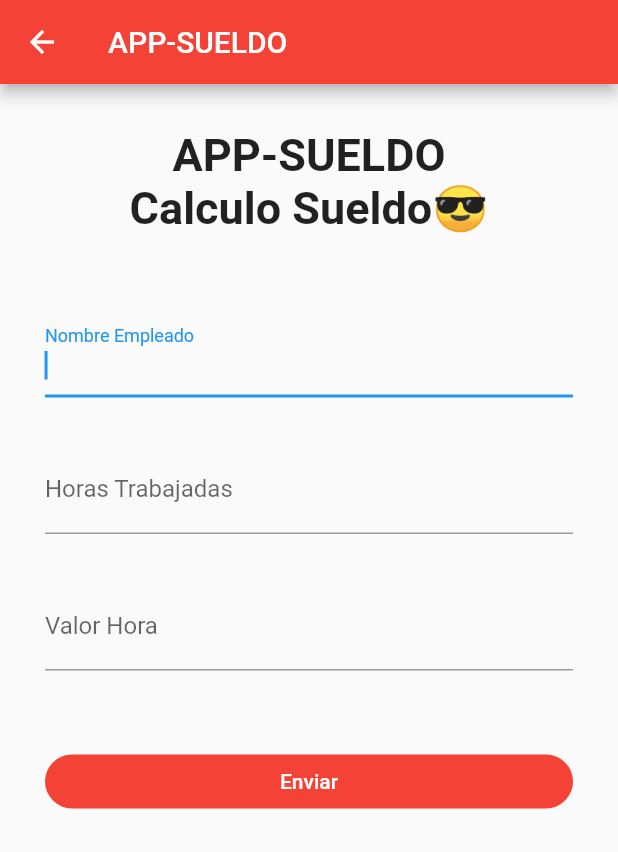
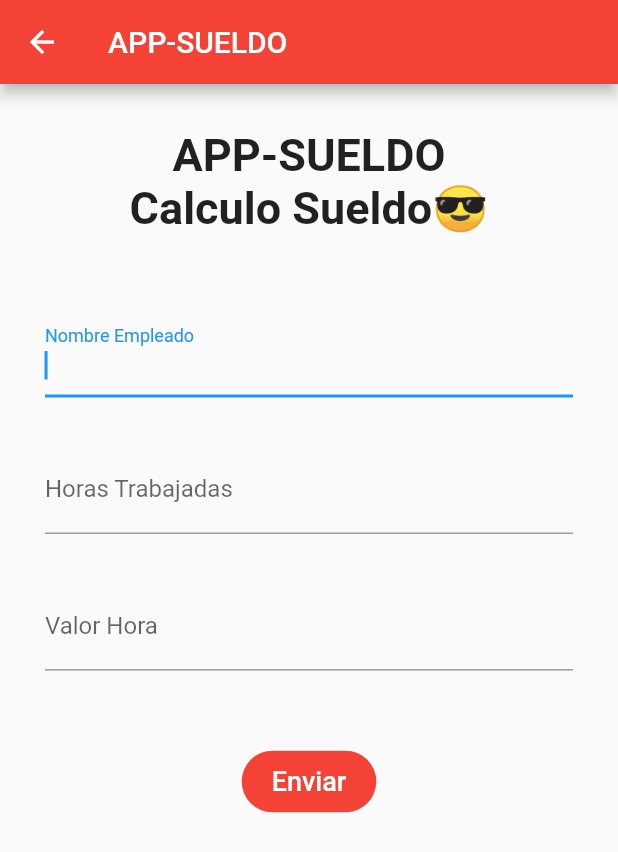
Before and after one commit to Aslyash73/TallerMovil, a Flutter app: the ViewSecondScreen screen opened by its route, on a phone screen of 412 x 824 dp. Shown: the top 852 px of the screen. Run offline on Flutter 3.47's test engine with Material 2 defaults, Android fonts, the phone set to English and light mode, and no system bars; network calls fail.

Commit message:
commit mejorado

```diff
--- a/lib/main.dart
+++ b/lib/main.dart
@@ -1,6 +1,6 @@
 import 'package:flutter/material.dart';
 import 'package:movilapp/routes/routes.dart';
-import 'package:movilapp/screens/screens.dart';
+import 'package:movilapp/screensViews/screens.dart';
 
 void main() => runApp(const MyApp());
 
--- a/lib/routes/routes.dart
+++ b/lib/routes/routes.dart
@@ -1,6 +1,6 @@
 import 'package:flutter/material.dart';
 import 'package:movilapp/modelsOption/menu_option.dart';
-import 'package:movilapp/screens/screens.dart';
+import 'package:movilapp/screensViews/screens.dart';
 
 class AppRoutes {
   static const initialRoute = "Home";
--- a/lib/screens/screens.dart
+++ /dev/null
@@ -1,4 +0,0 @@
-export 'package:movilapp/screens/HomeScreen.dart';
-
-export 'package:movilapp/screens/viewUno.dart';
-export 'package:movilapp/screens/viewDos.dart';
--- /dev/null
+++ b/lib/screensViews/screens.dart
@@ -0,0 +1,4 @@
+export 'package:movilapp/screensViews/HomeScreen.dart';
+
+export 'package:movilapp/screensViews/viewUno.dart';
+export 'package:movilapp/screensViews/viewDos.dart';
--- a/lib/screens/viewUno.dart
+++ b/lib/screensViews/viewDos.dart
@@ -1,22 +1,23 @@
 import 'package:flutter/material.dart';
 import 'package:movilapp/widgets/inputs/CustomInput.dart';
 
-class ViewOneScreen extends StatelessWidget {
-  const ViewOneScreen({Key? key}) : super(key: key);
+class ViewSecondScreen extends StatelessWidget {
+  const ViewSecondScreen({Key? key}) : super(key: key);
 
   @override
   Widget build(BuildContext context) {
     final GlobalKey<FormState> myFormKey = GlobalKey<FormState>();
 
     final Map<String, String> formValues = {
-      'Peso': '',
-      'Altura': '',
+      'nombre y apellido': '',
+      'horas': '',
+      'valor': '',
     };
 
     return Scaffold(
       appBar: AppBar(
         backgroundColor: Colors.red,
-        title: const Text("IMCAP❤️"),
+        title: const Text("APP-SUELDO"),
       ),
       body: SingleChildScrollView(
         scrollDirection: Axis.vertical,
@@ -59,20 +60,29 @@ class _formImcapp extends StatelessWidget {
             height: 50,
           ),
           CustomInputField(
-            textType: TextInputType.number,
-            formProperty: "peso",
+            textType: TextInputType.text,
+            formProperty: "nombre y apellido",
             autofocus: true,
             formValues: formValues,
-            labelText: "Peso (KG)",
+            labelText: "Nombre Empleado",
           ),
           const SizedBox(
-            height: 50,
+            height: 32,
           ),
           CustomInputField(
             textType: TextInputType.number,
-            formProperty: "altura",
+            formProperty: "horas",
             formValues: formValues,
-            labelText: "Altura (mts)",
+            labelText: "Horas Trabajadas",
+          ),
+          const SizedBox(
+            height: 32,
+          ),
+          CustomInputField(
+            textType: TextInputType.number,
+            formProperty: "horas",
+            formValues: formValues,
+            labelText: "Valor Hora",
           ),
           const SizedBox(
             height: 50,
@@ -87,13 +97,15 @@ class _formImcapp extends StatelessWidget {
             style: ElevatedButton.styleFrom(
               primary: Colors.red,
               shape: const StadiumBorder(),
-                  elevation: 0),
-              child: const SizedBox(
-                width: double.infinity,
-                child: Center(
-                  child: Text("Enviar"),
+              elevation: 0,
+              padding: const EdgeInsets.symmetric(vertical: 10, horizontal: 20),
             ),
-              ))
+            child: const Center(
+              heightFactor: 1,
+              widthFactor: 1,
+              child: Text("Enviar", style: TextStyle(fontSize: 18)),
+            ),
+          )
         ],
       ),
     );
@@ -107,11 +119,11 @@ class _TitleCard extends StatelessWidget {
       child: Column(
         children: const [
           Text(
-            "IMCAPP",
+            "APP-SUELDO",
             style: TextStyle(fontSize: 30, fontWeight: FontWeight.bold),
           ),
           Text(
-            "Vida Saludabe",
+            "Calculo Sueldo😎",
             style: TextStyle(fontSize: 30, fontWeight: FontWeight.bold),
           )
         ],
--- a/lib/screens/viewDos.dart
+++ b/lib/screensViews/viewUno.dart
@@ -1,23 +1,22 @@
 import 'package:flutter/material.dart';
 import 'package:movilapp/widgets/inputs/CustomInput.dart';
 
-class ViewSecondScreen extends StatelessWidget {
-  const ViewSecondScreen({Key? key}) : super(key: key);
+class ViewOneScreen extends StatelessWidget {
+  const ViewOneScreen({Key? key}) : super(key: key);
 
   @override
   Widget build(BuildContext context) {
     final GlobalKey<FormState> myFormKey = GlobalKey<FormState>();
 
     final Map<String, String> formValues = {
-      'nombre y apellido': '',
-      'horas': '',
-      'valor': '',
+      'Peso': '',
+      'Altura': '',
     };
 
     return Scaffold(
       appBar: AppBar(
         backgroundColor: Colors.red,
-        title: const Text("APP-SUELDO"),
+        title: const Text("IMCAP❤️"),
       ),
       body: SingleChildScrollView(
         scrollDirection: Axis.vertical,
@@ -60,29 +59,20 @@ class _formImcapp extends StatelessWidget {
             height: 50,
           ),
           CustomInputField(
-            textType: TextInputType.text,
-            formProperty: "nombre y apellido",
+            textType: TextInputType.number,
+            formProperty: "peso",
             autofocus: true,
             formValues: formValues,
-            labelText: "Nombre Empleado",
+            labelText: "Peso (KG)",
           ),
           const SizedBox(
-            height: 32,
+            height: 50,
           ),
           CustomInputField(
             textType: TextInputType.number,
-            formProperty: "horas",
+            formProperty: "altura",
             formValues: formValues,
-            labelText: "Horas Trabajadas",
-          ),
-          const SizedBox(
-            height: 32,
-          ),
-          CustomInputField(
-            textType: TextInputType.number,
-            formProperty: "horas",
-            formValues: formValues,
-            labelText: "Valor Hora",
+            labelText: "Altura (mts)",
           ),
           const SizedBox(
             height: 50,
@@ -97,13 +87,15 @@ class _formImcapp extends StatelessWidget {
             style: ElevatedButton.styleFrom(
               primary: Colors.red,
               shape: const StadiumBorder(),
-                  elevation: 0),
-              child: const SizedBox(
-                width: double.infinity,
-                child: Center(
-                  child: Text("Enviar"),
+              elevation: 0,
+              padding: const EdgeInsets.symmetric(vertical: 10, horizontal: 20),
             ),
-              ))
+            child: const Center(
+              heightFactor: 1,
+              widthFactor: 1,
+              child: Text("Enviar", style: TextStyle(fontSize: 18)),
+            ),
+          )
         ],
       ),
     );
@@ -117,11 +109,11 @@ class _TitleCard extends StatelessWidget {
       child: Column(
         children: const [
           Text(
-            "APP-SUELDO",
+            "IMCAPP",
             style: TextStyle(fontSize: 30, fontWeight: FontWeight.bold),
           ),
           Text(
-            "Calculo Sueldo😎",
+            "Vida Saludabe",
             style: TextStyle(fontSize: 30, fontWeight: FontWeight.bold),
           )
         ],
```
Also changed, not shown: lib/screensViews/HomeScreen.dart (renamed from lib/screens/HomeScreen.dart). Lines whose indentation alone changed are shown as unchanged.
